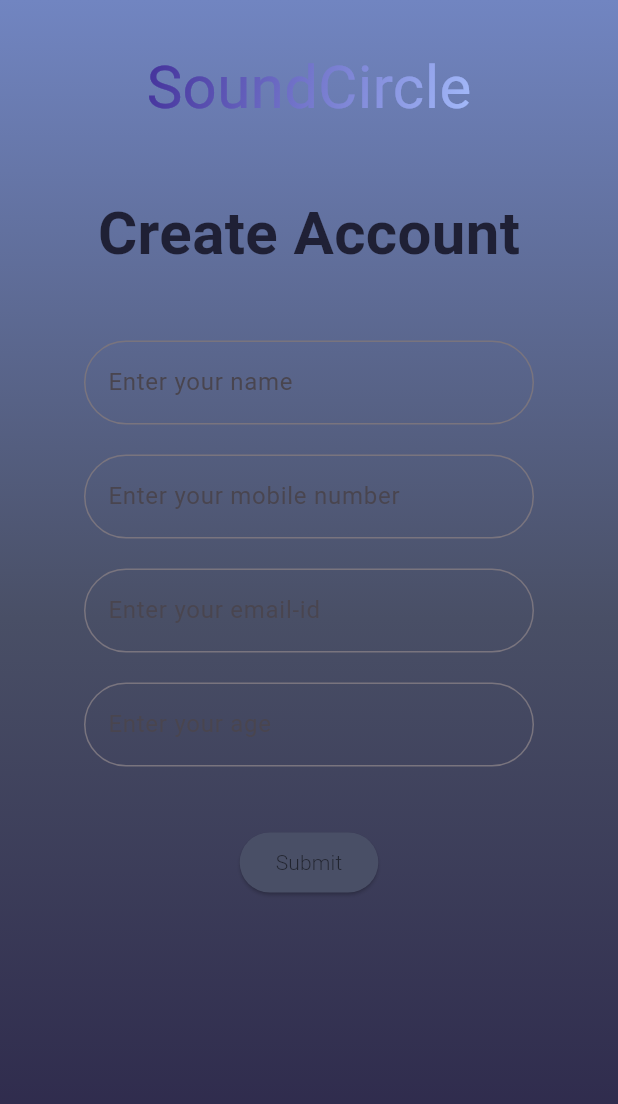
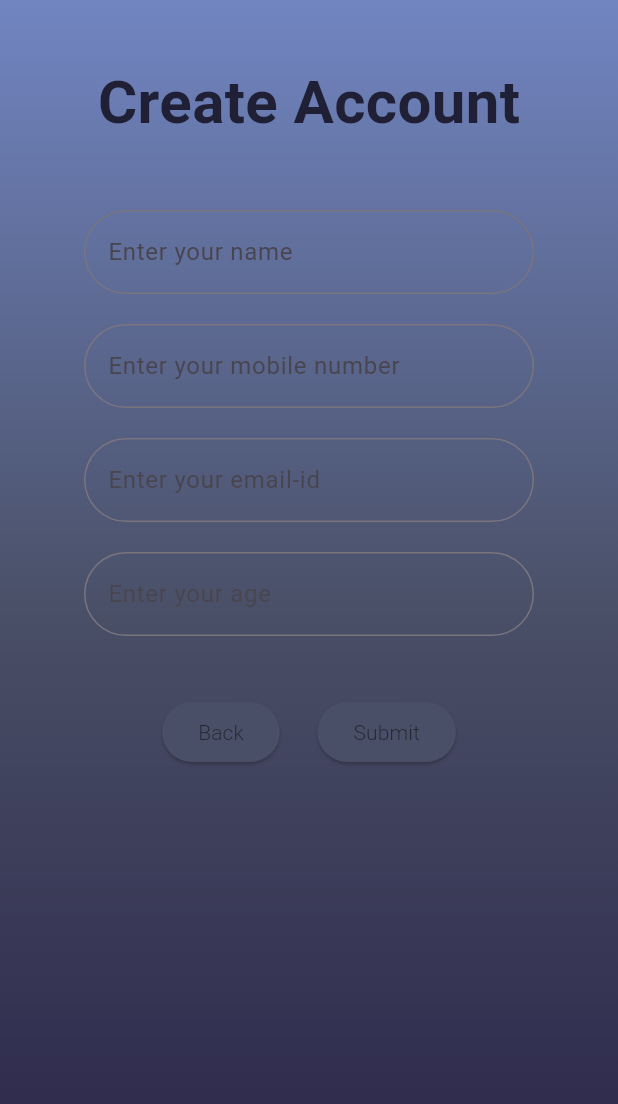
Before and after one commit to itsjeetjoshi/SoundCircle, a Flutter app: the createAccountPage screen opened directly, on a phone screen of 412 x 824 dp. Shown: the top 1104 px of the screen. Run offline on Flutter 3.47's test engine with Material 3 defaults, Android fonts, the light colour scheme and no system bars; our stand-ins replace flutter_otp_text_field.

Commit message:
new changes

```diff
--- a/lib/createAccount.dart
+++ b/lib/createAccount.dart
@@ -1,6 +1,9 @@
+import 'package:flutter/cupertino.dart';
 import 'package:flutter/material.dart';
 import 'package:soundcircle/gradientText.dart';
 import 'package:flutter_otp_text_field/flutter_otp_text_field.dart';
+import 'package:soundcircle/loginPage.dart';
+import 'package:soundcircle/main.dart';
 
 class createAccountPage extends StatefulWidget {
   const createAccountPage({super.key});
@@ -24,20 +27,6 @@ class _createAccountPageState extends State<createAccountPage> {
           child: Center(
             child: Column(
               children: [
-                const SizedBox(height: 30),
-                const GradientText(
-                  'SoundCircle',
-                  gradient: LinearGradient(
-                    colors: [
-                      Color(0xFF43309a), // Your start color
-                      Color(0xFF7477cc),
-                      Color(0xFFa4bbfb), // Your end color
-                    ],
-                    begin: Alignment.topLeft,
-                    end: Alignment.bottomRight,
-                  ),
-                  style: TextStyle(fontSize: 40, fontWeight: FontWeight.w400),
-                ),
                 const SizedBox(height: 40), // Add top margin
                 const SizedBox(
                   height: 80,
@@ -99,14 +88,36 @@ class _createAccountPageState extends State<createAccountPage> {
                   ),
                 ),
                 const SizedBox(height: 40),
+                Row(mainAxisAlignment: MainAxisAlignment.center,
+                  children: [
                     SizedBox(
                         child: ElevatedButton(
                             style: ButtonStyle(
-                            backgroundColor: MaterialStateProperty.all<Color>(Color(0xFF494f66))
+                                backgroundColor: MaterialStateProperty.all<Color>(
+                                    Color(0xFF494f66))
                             ),
-                        onPressed: (){
+                            onPressed: () {
                               Navigator.of(context)
-                              .pushReplacement(MaterialPageRoute(builder: (_) => createAccountPage()));
+                                  .pushReplacement(MaterialPageRoute(
+                                  builder: (_) => loginPage()));
+                            },
+                            child: Text("Back",
+                              style: TextStyle(
+                                  color: Colors.black54,
+                                  fontWeight: FontWeight.w300
+                              ),))
+                    ),
+                    SizedBox(width: 25),
+                    SizedBox(
+                        child: ElevatedButton(
+                            style: ButtonStyle(
+                                backgroundColor: MaterialStateProperty.all<Color>(
+                                    Color(0xFF494f66))
+                            ),
+                            onPressed: () {
+                              Navigator.of(context)
+                                  .pushReplacement(MaterialPageRoute(
+                                  builder: (_) => createAccountPage()));
                             },
                             child: Text("Submit",
                               style: TextStyle(
@@ -116,6 +127,8 @@ class _createAccountPageState extends State<createAccountPage> {
                     ),
                   ],
                 ),
+              ],
+            ),
           ),
         ));
   }
```
Also changed, not shown: lib/feed.dart (added, +50 -0 lines), lib/otpPage.dart (+5 -26 lines). Lines whose indentation alone changed are shown as unchanged.
